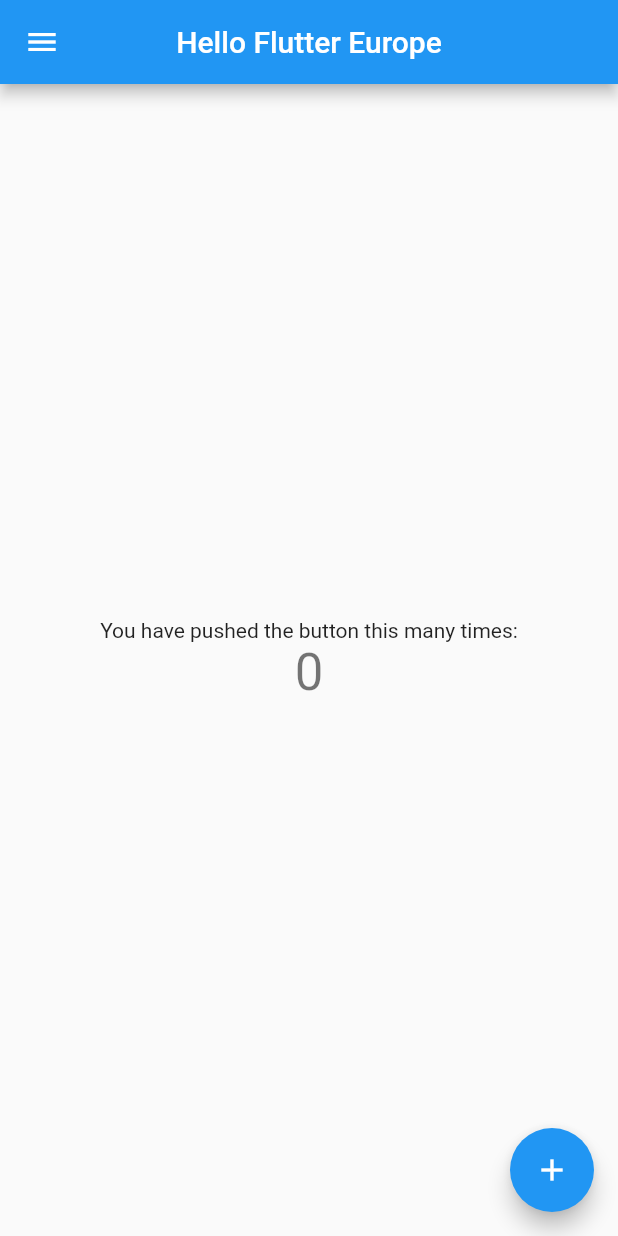
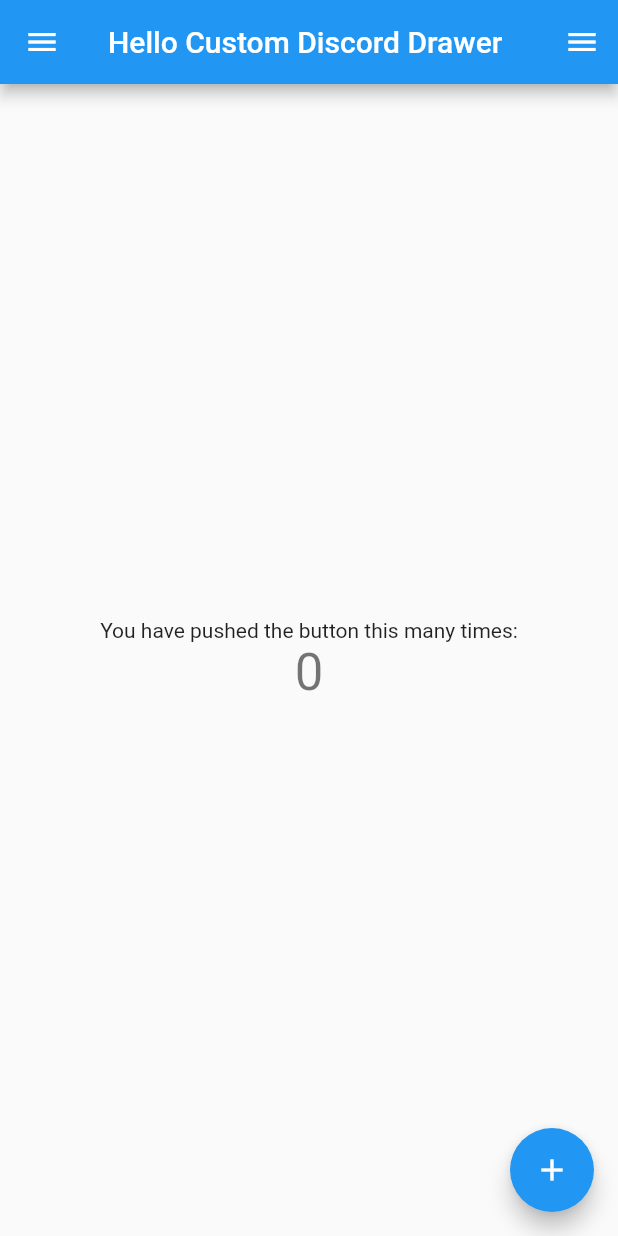
Before and after one commit to StireArLankar/flutter_design_test, a Flutter app: the screen it shows after launch, on a phone screen of 412 x 824 dp. Run offline on Flutter 3.47's test engine with Material 2 defaults, Android fonts, the phone set to English and light mode, and no system bars.

Commit message:
Custom 2-side drawer

```diff
--- /dev/null
+++ b/lib/custom_drawer/custom_drawer_discord.dart
@@ -0,0 +1,259 @@
+import 'package:flutter/material.dart';
+
+class CustomDrawerDiscord extends StatefulWidget {
+  final Widget child;
+
+  const CustomDrawerDiscord({Key key, @required this.child}) : super(key: key);
+
+  static CustomDrawerDiscordState of(BuildContext context) =>
+      context.findAncestorStateOfType<CustomDrawerDiscordState>();
+
+  @override
+  CustomDrawerDiscordState createState() => CustomDrawerDiscordState();
+}
+
+class CustomDrawerDiscordState extends State<CustomDrawerDiscord>
+    with SingleTickerProviderStateMixin {
+  static const Duration toggleDuration = Duration(milliseconds: 250);
+  static const double maxSlide = 225;
+  static const double minDragStartEdge = 60;
+  static const double maxDragStartEdge = maxSlide - 16;
+  AnimationController _animationController;
+  bool _canBeDragged = false;
+
+  bool isDraggingLeft = false;
+  bool isDraggingRight = false;
+
+  @override
+  void initState() {
+    super.initState();
+    _animationController = AnimationController(
+      vsync: this,
+      duration: CustomDrawerDiscordState.toggleDuration,
+      lowerBound: -1.0,
+      upperBound: 1.0,
+      value: 0.0,
+    );
+  }
+
+  void close() => _animationController.animateTo(
+        0.0,
+        duration: CustomDrawerDiscordState.toggleDuration,
+      );
+
+  void open() => _animationController.animateTo(
+        -1.0,
+        duration: CustomDrawerDiscordState.toggleDuration,
+      );
+
+  void open2() => _animationController.animateTo(
+        1.0,
+        duration: CustomDrawerDiscordState.toggleDuration,
+      );
+
+  void toggleDrawer() => _animationController.value == -1.0 ? close() : open();
+  void toggleDrawer2() => _animationController.value == 1.0 ? close() : open2();
+
+  @override
+  void dispose() {
+    _animationController.dispose();
+    super.dispose();
+  }
+
+  @override
+  Widget build(BuildContext context) {
+    return WillPopScope(
+      onWillPop: () async {
+        if (_animationController.isCompleted) {
+          close();
+          return false;
+        }
+        return true;
+      },
+      child: GestureDetector(
+        onHorizontalDragStart: _onDragStart,
+        onHorizontalDragUpdate: _onDragUpdate,
+        onHorizontalDragEnd: _onDragEnd,
+        child: AnimatedBuilder(
+          animation: _animationController,
+          child: widget.child,
+          builder: (context, child) {
+            double animValue = _animationController.value;
+            final slideAmount = -maxSlide * animValue;
+
+            return Stack(
+              children: <Widget>[
+                Opacity(
+                  child: MyDrawer(),
+                  opacity: (-animValue).clamp(0.0, 1.0),
+                ),
+                Align(
+                  alignment: Alignment.centerRight,
+                  child: Opacity(
+                    child: MyDrawer2(),
+                    opacity: (animValue).clamp(0.0, 1.0),
+                  ),
+                ),
+                Container(color: Colors.black12, width: double.infinity, height: double.infinity),
+                Transform(
+                  transform: Matrix4.identity()..translate(slideAmount),
+                  alignment: Alignment.centerLeft,
+                  child: Opacity(
+                    opacity: (1 - animValue.abs() / 2).clamp(0.5, 1.0),
+                    child: GestureDetector(
+                      onTap: _animationController.isCompleted ? close : null,
+                      child: child,
+                    ),
+                  ),
+                ),
+              ],
+            );
+          },
+        ),
+      ),
+    );
+  }
+
+  void _onDragStart(DragStartDetails details) {
+    final width = MediaQuery.of(context).size.width;
+
+    bool isDragOpenFromLeft =
+        _animationController.value == 0.0 && details.globalPosition.dx < minDragStartEdge;
+
+    bool isDragCloseFromRight =
+        _animationController.value == -1.0 && details.globalPosition.dx > maxDragStartEdge;
+
+    bool fromRightClosed =
+        _animationController.value == 0.0 && details.globalPosition.dx > width - minDragStartEdge;
+
+    bool fromRight =
+        _animationController.value == 1.0 && details.globalPosition.dx < width - maxDragStartEdge;
+
+    if (isDragOpenFromLeft || isDragCloseFromRight) {
+      isDraggingLeft = true;
+    }
+
+    if (fromRightClosed || fromRight) {
+      isDraggingRight = true;
+    }
+
+    _canBeDragged = isDraggingLeft || isDraggingRight;
+  }
+
+  void _onDragUpdate(DragUpdateDetails details) {
+    if (_canBeDragged) {
+      double delta = -details.primaryDelta / maxSlide;
+
+      if (isDraggingRight) {
+        _animationController.value = (_animationController.value + delta).clamp(0.0, 1.0);
+      } else if (isDraggingLeft) {
+        _animationController.value = (_animationController.value + delta).clamp(-1.0, 0.0);
+      }
+    }
+  }
+
+  void _onDragEnd(DragEndDetails details) {
+    if (_animationController.isDismissed || _animationController.isCompleted) {
+      return;
+    }
+
+    final dur = CustomDrawerDiscordState.toggleDuration.inMilliseconds;
+
+    if (_animationController.value < -0.5) {
+      _animationController.animateTo(
+        -1.0,
+        duration: Duration(milliseconds: (dur * (1.0 + _animationController.value)).round()),
+      );
+    } else if (_animationController.value > 0.5) {
+      _animationController.animateTo(
+        1.0,
+        duration: Duration(milliseconds: (dur * (1.0 - _animationController.value)).round()),
+      );
+    } else {
+      _animationController.animateTo(
+        0.0,
+        duration: Duration(milliseconds: (dur * _animationController.value.abs()).round()),
+      );
+    }
+
+    isDraggingRight = false;
+    isDraggingLeft = false;
+  }
+}
+
+class MyDrawer extends StatelessWidget {
+  @override
+  Widget build(BuildContext context) {
+    return Material(
+      color: Colors.blueAccent,
+      child: SafeArea(
+        child: Theme(
+          data: ThemeData(brightness: Brightness.dark),
+          child: Column(
+            crossAxisAlignment: CrossAxisAlignment.start,
+            mainAxisSize: MainAxisSize.max,
+            children: [
+              ListTile(
+                leading: Icon(Icons.new_releases),
+                title: Text('News'),
+              ),
+              ListTile(
+                leading: Icon(Icons.star),
+                title: Text('Favourites'),
+              ),
+              ListTile(
+                leading: Icon(Icons.map),
+                title: Text('Map'),
+              ),
+              ListTile(
+                leading: Icon(Icons.settings),
+                title: Text('Settings'),
+              ),
+              ListTile(
+                leading: Icon(Icons.person),
+                title: Text('Profile'),
+              ),
+            ],
+          ),
+        ),
+      ),
+    );
+  }
+}
+
+class MyDrawer2 extends StatelessWidget {
+  @override
+  Widget build(BuildContext context) {
+    return Material(
+      color: Colors.blueAccent,
+      child: SafeArea(
+        child: Theme(
+          data: ThemeData(brightness: Brightness.dark),
+          child: Container(
+            width: double.infinity,
+            child: Column(
+              crossAxisAlignment: CrossAxisAlignment.end,
+              children: [
+                buildRow(Icons.new_releases, 'News'),
+                buildRow(Icons.star, 'Favourites'),
+                buildRow(Icons.map, 'Map'),
+                buildRow(Icons.settings, 'Settings'),
+                buildRow(Icons.person, 'Profile'),
+              ],
+            ),
+          ),
+        ),
+      ),
+    );
+  }
+
+  Widget buildRow(IconData icon, String text) {
+    return Container(
+      width: CustomDrawerDiscordState.maxSlide,
+      child: ListTile(
+        leading: Icon(icon),
+        title: Text(text),
+      ),
+    );
+  }
+}
--- a/lib/custom_drawer/custom_drawer_guitar.dart
+++ b/lib/custom_drawer/custom_drawer_guitar.dart
@@ -121,6 +121,7 @@ class CustomGuitarDrawerState extends State<CustomGuitarDrawer>
     if (animationController.isDismissed || animationController.isCompleted) {
       return;
     }
+
     if (details.velocity.pixelsPerSecond.dx.abs() >= _kMinFlingVelocity) {
       double visualVelocity =
           details.velocity.pixelsPerSecond.dx / MediaQuery.of(context).size.width;
--- a/lib/custom_drawer/index.dart
+++ b/lib/custom_drawer/index.dart
@@ -2,30 +2,60 @@ import 'package:flutter/material.dart';
 
 import 'custom_drawer.dart';
 import 'custom_drawer_guitar.dart';
+import 'custom_drawer_discord.dart';
+
+enum Variants { Scale, Rotate, Translate }
+
+Variants variant = Variants.Translate;
 
 class CustomDrawerApp extends StatelessWidget {
   @override
   Widget build(BuildContext context) {
-    bool flip = true;
+    AppBar appBar;
+    Widget child;
 
-    AppBar appBar = flip
-        ? AppBar()
-        : AppBar(
-            leading: Builder(
+    switch (variant) {
+      case Variants.Rotate:
+        appBar = AppBar();
+        child = MyHomePage(appBar: appBar);
+        child = CustomGuitarDrawer(child: child);
+        break;
+
+      case Variants.Scale:
+        appBar = AppBar(
+          leading: Builder(
+            builder: (context) => IconButton(
+              icon: Icon(Icons.menu),
+              onPressed: () => CustomDrawer.of(context).open(),
+            ),
+          ),
+          title: Text('Hello Flutter Europe'),
+        );
+        child = MyHomePage(appBar: appBar);
+        child = CustomDrawer(child: child);
+        break;
+
+      case Variants.Translate:
+        appBar = AppBar(
+          leading: Builder(
+            builder: (context) => IconButton(
+              icon: Icon(Icons.menu),
+              onPressed: () => CustomDrawerDiscord.of(context).toggleDrawer(),
+            ),
+          ),
+          actions: <Widget>[
+            Builder(
               builder: (context) => IconButton(
                 icon: Icon(Icons.menu),
-                onPressed: () => CustomDrawer.of(context).open(),
+                onPressed: () => CustomDrawerDiscord.of(context).toggleDrawer2(),
               ),
             ),
-            title: Text('Hello Flutter Europe'),
-          );
-
-    Widget child = MyHomePage(appBar: appBar);
-
-    if (flip) {
-      child = CustomGuitarDrawer(child: child);
-    } else {
-      child = CustomDrawer(child: child);
+          ],
+          title: Text('Hello Custom Discord Drawer'),
+        );
+        child = MyHomePage(appBar: appBar);
+        child = CustomDrawerDiscord(child: child);
+        break;
     }
 
     return MaterialApp(
```
